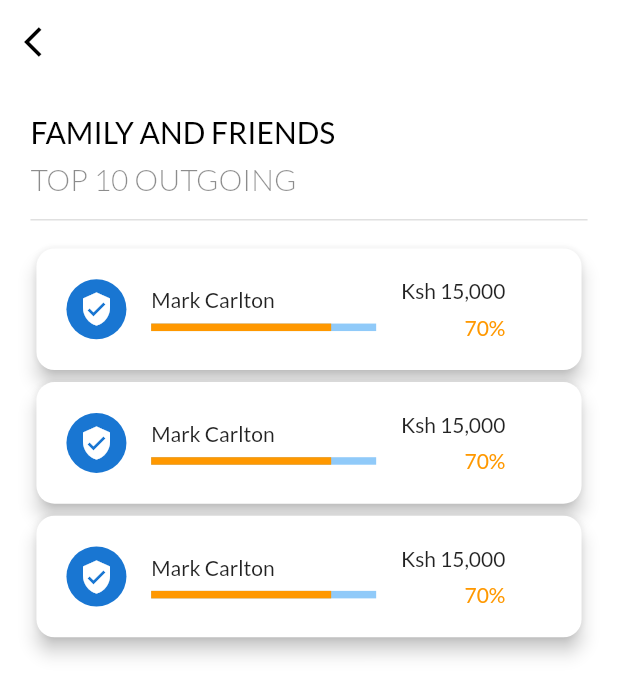
After one commit to CarltonK/kweli-score, a Flutter app: the SimbaDash screen opened directly, after a tap on "TOTAL SPENT THIS MONTH", on a phone screen of 412 x 824 dp. The commit adds this screen. Shown: the top 696 px of the screen. Run offline on Flutter 3.47's test engine with Material 2 defaults, Android fonts, the light colour scheme and no system bars; our stand-ins replace animated_bottom_navigation_bar, firebase_analytics, firebase_core, firebase_crashlytics, firebase_messaging, flutter_spinkit and 4 more; accounts and stored records are empty.

Commit message:
KS-44 #Spending breakdown for each category

```diff
--- a/lib/screens/home/home.dart
+++ b/lib/screens/home/home.dart
@@ -9,3 +9,6 @@ export 'screens/pricing/pricing.dart';
 
 // Profile
 export 'screens/profile/profile.dart';
+
+//Spending Breakdown
+export 'screens/spendingBreakdown/spending.dart';
--- a/lib/screens/home/screens/dashboard/simba_screen.dart
+++ b/lib/screens/home/screens/dashboard/simba_screen.dart
@@ -1,4 +1,5 @@
 import 'package:flutter/material.dart';
+import 'package:kweliscore/screens/home/home.dart';
 import 'package:kweliscore/utilities/utilities.dart';
 import 'package:kweliscore/widgets/widgets.dart';
 
@@ -8,7 +9,8 @@ class SimbaDash extends StatelessWidget {
   @override
   Widget build(BuildContext context) {
     return Scaffold(
-      body: Container(
+      body: SingleChildScrollView(
+        child: Container(
           margin: EdgeInsets.symmetric(
             vertical: getProportionateScreenHeight(20),
             horizontal: getProportionateScreenHeight(20),
@@ -35,7 +37,8 @@ class SimbaDash extends StatelessWidget {
                 scrollDirection: Axis.horizontal,
                 child: Row(
                   children: [
-                  Card(
+                    GestureDetector(
+                      child: Card(
                         shape: RoundedRectangleBorder(
                           borderRadius: BorderRadius.circular(9),
                         ),
@@ -92,7 +95,16 @@ class SimbaDash extends StatelessWidget {
                           ),
                         ),
                       ),
-                  Card(
+                    ),
+                    GestureDetector(
+                      onTap: () {
+                        Navigator.push(
+                          context,
+                          MaterialPageRoute(
+                              builder: (BuildContext context) => SimbaSpend()),
+                        );
+                      },
+                      child: Card(
                         shape: RoundedRectangleBorder(
                           borderRadius: BorderRadius.circular(9),
                         ),
@@ -148,6 +160,7 @@ class SimbaDash extends StatelessWidget {
                             ],
                           ),
                         ),
+                      ),
                     )
                   ],
                 ),
@@ -155,6 +168,7 @@ class SimbaDash extends StatelessWidget {
             ],
           ),
         ),
+      ),
     );
   }
 }
--- /dev/null
+++ b/lib/screens/home/screens/spendingBreakdown/simba_spend.dart
@@ -0,0 +1,58 @@
+import 'package:flutter/material.dart';
+import 'package:kweliscore/utilities/utilities.dart';
+import 'package:kweliscore/widgets/widgets.dart';
+
+class SimbaSpend extends StatelessWidget {
+  const SimbaSpend({Key? key}) : super(key: key);
+
+  @override
+  Widget build(BuildContext context) {
+    return Scaffold(
+      appBar: AppBar(
+        leading: IconButton(
+            onPressed: () {
+              Navigator.pop(context);
+            },
+            icon: Icon(Icons.arrow_back_ios)),
+      ),
+      body: Container(
+        margin: EdgeInsets.symmetric(
+          vertical: getProportionateScreenHeight(20),
+          horizontal: getProportionateScreenHeight(20),
+        ),
+        child: SingleChildScrollView(
+          child: Column(
+            crossAxisAlignment: CrossAxisAlignment.start,
+            children: [
+              Text(
+                'FAMILY AND FRIENDS',
+                style: TextStyle(
+                  fontWeight: FontWeight.w400,
+                  fontSize: 20,
+                  color: Colors.black,
+                ),
+              ),
+              SizedBox(height: getProportionateScreenHeight(7)),
+              Text(
+                'TOP 10 OUTGOING',
+                style: TextStyle(
+                  fontWeight: FontWeight.w300,
+                  fontSize: 20,
+                  color: Colors.black45,
+                ),
+              ),
+              SizedBox(height: getProportionateScreenHeight(7)),
+              Divider(
+                thickness: 1,
+              ),
+              SizedBox(height: getProportionateScreenHeight(7)),
+              SpendingCard(),
+              SpendingCard(),
+              SpendingCard(),
+            ],
+          ),
+        ),
+      ),
+    );
+  }
+}
--- /dev/null
+++ b/lib/screens/home/screens/spendingBreakdown/spending.dart
@@ -0,0 +1 @@
+export 'simba_spend.dart';
--- a/lib/widgets/global/global_score_widget.dart
+++ b/lib/widgets/global/global_score_widget.dart
@@ -37,8 +37,7 @@ class _GlobalScoreWidgetState extends State<GlobalScoreWidget> {
                 strokeWidth: 8,
                 backgroundColor: Colors.grey,
               ),
-              Positioned(
-                child: Column(
+              Column(
                 mainAxisAlignment: MainAxisAlignment.center,
                 children: [
                   Text(
@@ -62,7 +61,6 @@ class _GlobalScoreWidgetState extends State<GlobalScoreWidget> {
                     style: TextStyle(fontWeight: FontWeight.w300),
                   )
                 ],
-                ),
               )
             ],
           ),
--- /dev/null
+++ b/lib/widgets/global/global_spending_card.dart
@@ -0,0 +1,61 @@
+import 'package:flutter/material.dart';
+import 'package:kweliscore/utilities/utilities.dart';
+
+class SpendingCard extends StatelessWidget {
+  const SpendingCard({
+    Key? key,
+  }) : super(key: key);
+
+  @override
+  Widget build(BuildContext context) {
+    return Card(
+      shape: RoundedRectangleBorder(
+        borderRadius: BorderRadius.circular(12),
+      ),
+      elevation: 5,
+      child: Container(
+        padding: const EdgeInsets.symmetric(
+          vertical: 20,
+          horizontal: 20,
+        ),
+        child: Row(
+          children: [
+            CircleAvatar(
+              child: Icon(Icons.verified_user),
+            ),
+            SizedBox(width: getProportionateScreenWidth(15)),
+            Column(
+              crossAxisAlignment: CrossAxisAlignment.start,
+              children: [
+                Text('Mark Carlton'),
+                SizedBox(height: getProportionateScreenHeight(7)),
+                Container(
+                  width: 150,
+                  child: LinearProgressIndicator(
+                    value: 0.8,
+                    color: Palette.ksmartPrimary,
+                    minHeight: 5,
+                  ),
+                ),
+              ],
+            ),
+            SizedBox(width: getProportionateScreenWidth(15)),
+            Column(
+              crossAxisAlignment: CrossAxisAlignment.end,
+              children: [
+                Text('Ksh 15,000'),
+                SizedBox(height: getProportionateScreenHeight(7)),
+                Text(
+                  '70%',
+                  style: TextStyle(
+                    color: Palette.ksmartPrimary,
+                  ),
+                )
+              ],
+            ),
+          ],
+        ),
+      ),
+    );
+  }
+}
--- a/lib/widgets/widgets.dart
+++ b/lib/widgets/widgets.dart
@@ -19,3 +19,4 @@ export 'global/global_icon.dart';
 export 'global/global_circle_button.dart';
 export 'global/global_menu_item.dart';
 export 'global/global_score_widget.dart';
+export 'global/global_spending_card.dart';
```
Also changed, not shown: lib/screens/screens.dart (line endings or trailing spaces). Lines whose indentation alone changed are shown as unchanged.
